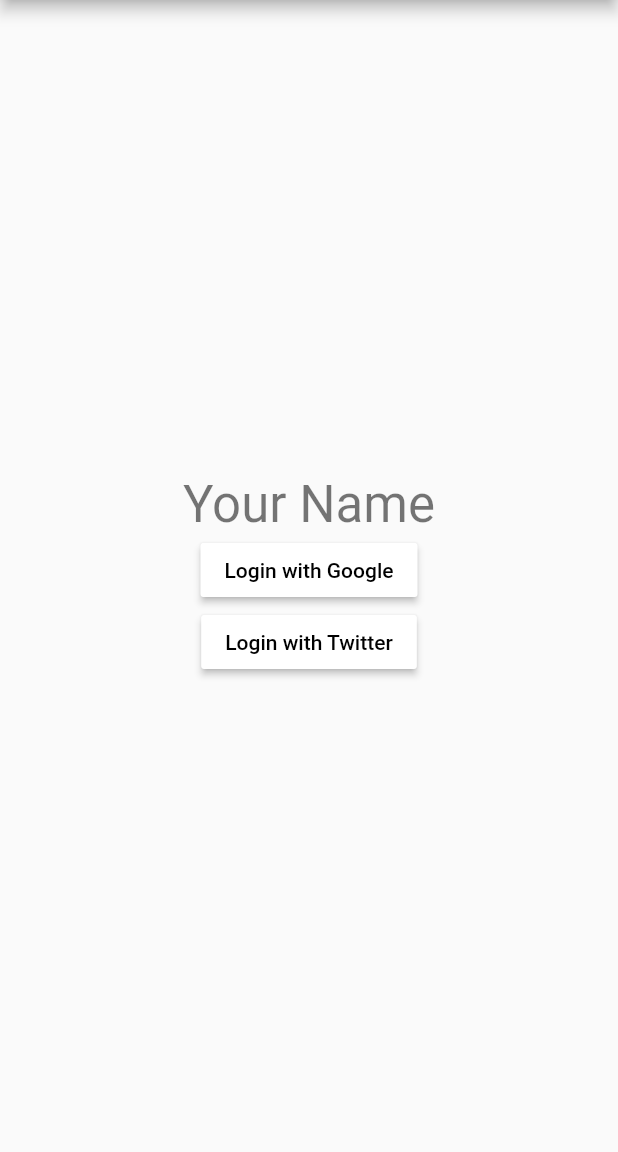
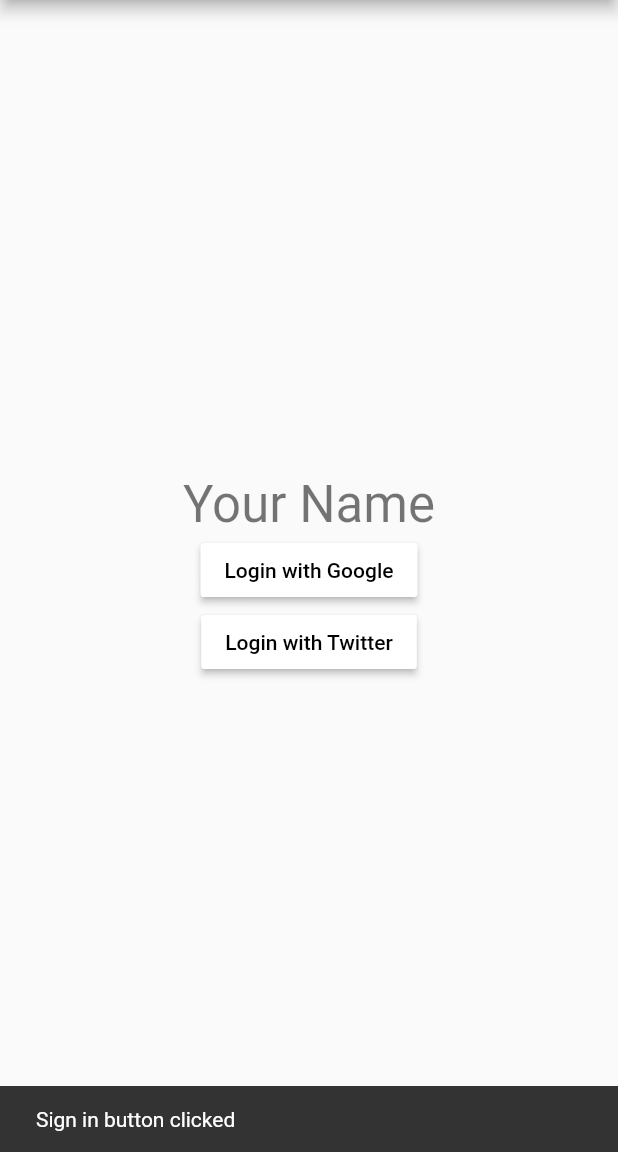
Before and after one commit to taroosg/flutter_mysterytour, a Flutter app: the screen it shows after launch, after a tap on "Login with Google", on a phone screen of 412 x 824 dp, the part 84-1236 px from its top. Run offline on Flutter 3.47's test engine with Material 2 defaults, Android fonts, the phone set to English and light mode, and no system bars; our stand-ins replace firebase_auth, google_sign_in; missing offline and left inert: flutter_twitter_login; accounts and stored records are empty.

Commit message:
fix unnecessary codes removed

```diff
--- a/lib/main.dart
+++ b/lib/main.dart
@@ -33,7 +33,10 @@ class _MyHomePageState extends State<MyHomePage> {
 
   String username = 'Your Name';
 
-  Future<FirebaseUser> _handleSignIn() async {
+  Future<FirebaseUser> _signInWithGoogle(BuildContext context) async {
+    Scaffold.of(context).showSnackBar(new SnackBar(
+      content: new Text('Sign in button clicked'),
+    ));
     final GoogleSignInAccount googleUser = await _googleSignIn.signIn();
     final GoogleSignInAuthentication googleAuth =
         await googleUser.authentication;
@@ -46,14 +49,15 @@ class _MyHomePageState extends State<MyHomePage> {
 
     final FirebaseUser user =
         (await _auth.signInWithCredential(credential)).user;
-    // setState(() {
-    //   username = user.displayName;
-    // });
+
     print(user);
     return user;
   }
 
-  Future<void> _handleSignOut() async {
+  Future<void> _signOutWithGoogle(BuildContext context) async {
+    Scaffold.of(context).showSnackBar(new SnackBar(
+      content: new Text('Sign in button clicked'),
+    ));
     _auth.signOut();
     setState(() {
       username = 'Your name';
@@ -66,9 +70,9 @@ class _MyHomePageState extends State<MyHomePage> {
   );
 
   Future<FirebaseUser> _signInWithTwitter(BuildContext context) async {
-    // Scaffold.of(context).showSnackBar(new SnackBar(
-    //   content: new Text('Sign in button clicked'),
-    // ));
+    Scaffold.of(context).showSnackBar(new SnackBar(
+      content: new Text('Sign in button clicked'),
+    ));
 
     final TwitterLoginResult _twitterLoginResult =
         await twitterInstance.authorize();
@@ -83,26 +87,6 @@ class _MyHomePageState extends State<MyHomePage> {
     final FirebaseUser user =
         (await _auth.signInWithCredential(_authCredential)).user;
 
-    // final FirebaseUser user = await _auth.signInWithTwitter(
-    //   authToken: result.session.token,
-    //   authTokenSecret: result.session.secret,
-    // );
-
-    // setState(() {
-    //   username = user.displayName;
-    // });
-
-    // UserInfoDetails userInfoDetails = new UserInfoDetails(
-    //   user.providerId,
-    //   user.uid,
-    //   user.displayName,
-    //   user.photoUrl,
-    //   user.email,
-    //   user.isAnonymous,
-    //   user.isEmailVerified,
-    //   user.phoneNumber,
-    // );
-
     // Navigator.push(
     //   context,
     //   new MaterialPageRoute(
@@ -115,10 +99,9 @@ class _MyHomePageState extends State<MyHomePage> {
   Future<Null> _signOutWithTwitter(BuildContext context) async {
     await twitterInstance.logOut();
     _auth.signOut();
-
-    // Scaffold.of(context).showSnackBar(new SnackBar(
-    //   content: new Text('Sign out button clicked'),
-    // ));
+    Scaffold.of(context).showSnackBar(new SnackBar(
+      content: new Text('Sign out button clicked'),
+    ));
     setState(() {
       username = 'Your name';
     });
@@ -145,14 +128,14 @@ class _MyHomePageState extends State<MyHomePage> {
                 builder: (context, snapshot) {
                   if (snapshot.hasData) {
                     return MaterialButton(
-                      onPressed: () => _handleSignOut(),
+                      onPressed: () => _signOutWithGoogle(context),
                       color: Colors.red,
                       textColor: Colors.white,
                       child: Text('Signout'),
                     );
                   } else {
                     return MaterialButton(
-                      onPressed: () => _handleSignIn()
+                      onPressed: () => _signInWithGoogle(context)
                           .then((FirebaseUser user) => setState(() {
                                 username = user.displayName;
                                 print(username);
```
